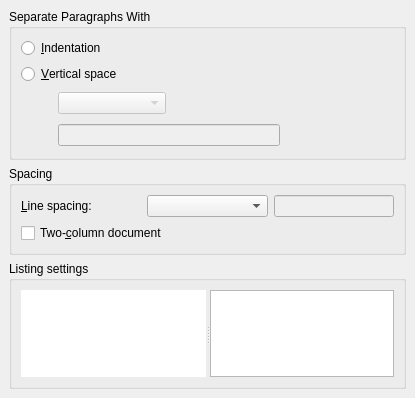
This is src/frontends/qt4/ui/TextLayoutUi.ui in cburschka/lyx as Qt 5 draws it before an edit. The edited form follows.
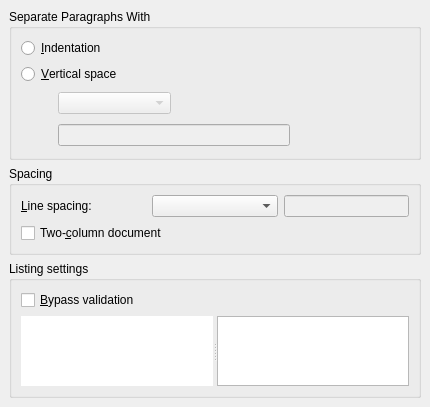
This is the edited form. Custom widgets are drawn as their Qt base class.

Commit message: Add bypass validation checkboxes to listings related dialogs

```diff
--- a/src/frontends/qt4/ui/TextLayoutUi.ui
+++ b/src/frontends/qt4/ui/TextLayoutUi.ui
@@ -229,6 +229,16 @@
       <property name="spacing" >
        <number>6</number>
       </property>
+      <item>
+       <widget class="QCheckBox" name="bypassCB" >
+        <property name="toolTip" >
+         <string>Check it to enter parameters that are not recognizable by lyx</string>
+        </property>
+        <property name="text" >
+         <string>&amp;Bypass validation</string>
+        </property>
+       </widget>
+      </item>
       <item>
        <widget class="QSplitter" name="splitter" >
         <property name="orientation" >
@@ -287,7 +297,7 @@
      </property>
      <property name="sizeHint" >
       <size>
-       <width>397</width>
+       <width>412</width>
        <height>16</height>
       </size>
      </property>
```
The commit also changes 8 other files.
